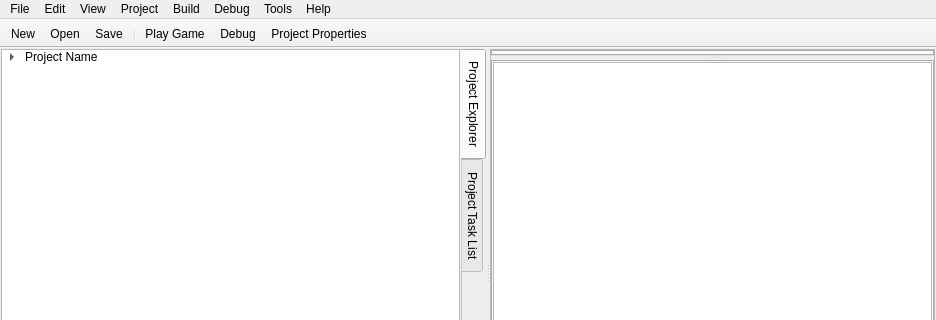
Eggbertx/QtSphere-IDE, file src/mainwindow.ui: the form before one commit; both pictures show x 0 to 936 and y 0 to 320 of the 936 by 518 pixel window.
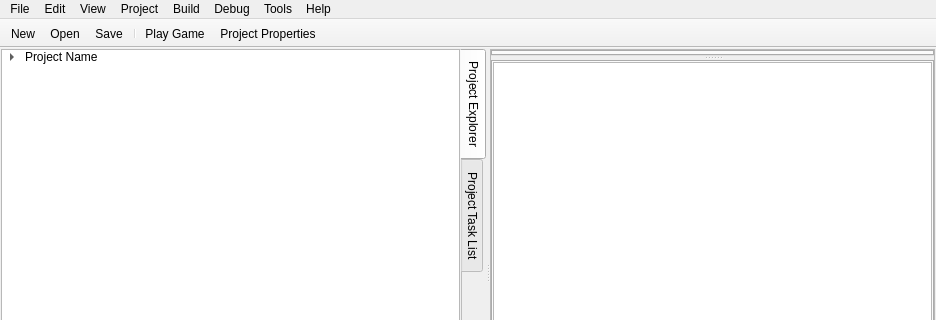
The form after the commit. Icons and pictures are not drawn.

What changed in the file:
```diff
--- a/src/mainwindow.ui
+++ b/src/mainwindow.ui
@@ -557,7 +557,6 @@
    <addaction name="toolbarSaveButton"/>
    <addaction name="separator"/>
    <addaction name="toolbarPlayGame"/>
-   <addaction name="toolbarDebug"/>
    <addaction name="toolbarProjectProperties"/>
   </widget>
   <widget class="QStatusBar" name="statusBar"/>
@@ -898,15 +897,6 @@
     <string>contextMenuItem1</string>
    </property>
   </action>
-  <action name="toolbarDebug">
-   <property name="icon">
-    <iconset resource="res/qsires.qrc">
-     <normaloff>:/icons/debug.png</normaloff>:/icons/debug.png</iconset>
-   </property>
-   <property name="text">
-    <string>Debug</string>
-   </property>
-  </action>
   <action name="actionTiled_map_to_Sphere_map">
    <property name="text">
     <string>Tiled map</string>
```
Left out of the diff: 107 changed lines with no effect on the pictures.
